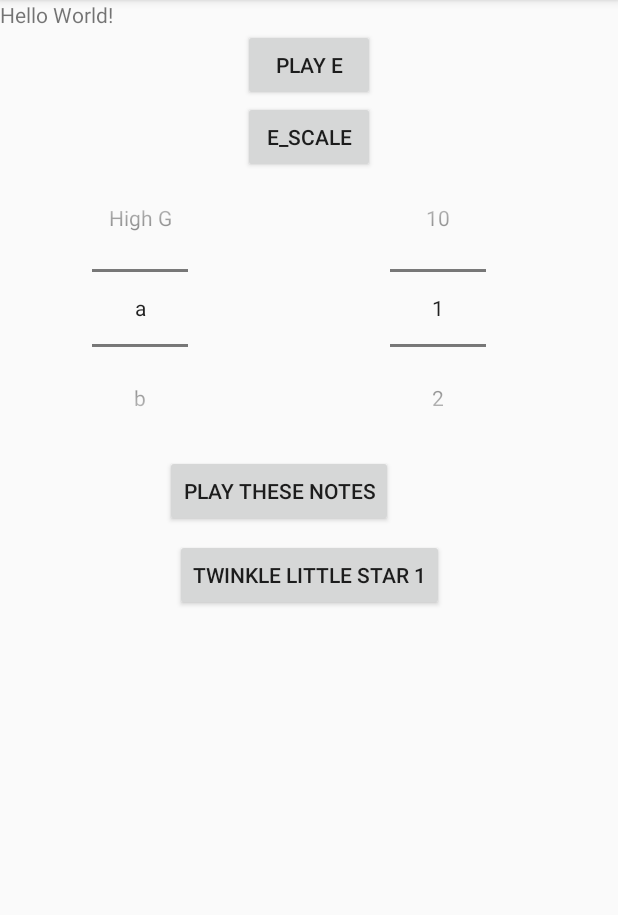
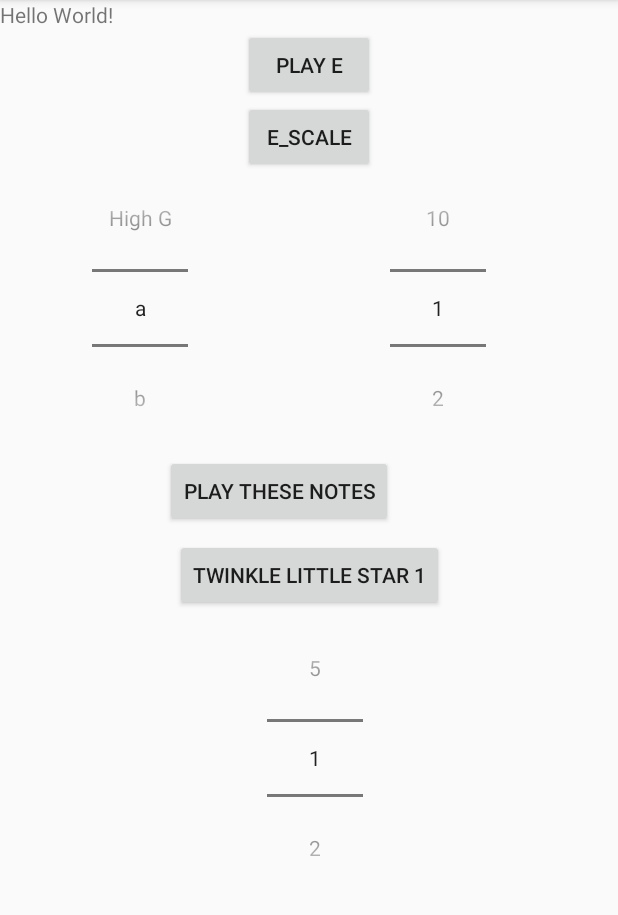
Before and after one commit to JasonB75/Synthizizer_Bald2win, an Android app: the screen it shows after launch (MainActivity), on a phone screen of 412 x 824 dp, the part 84-999 px from its top. Run offline under Robolectric (Android 15) with nearby library versions, the phone set to English and light mode, and no system bars.

Commit message:
Updated edit at 1223

```diff
--- a/app/src/main/java/com/superking75/synthizizer_baldwin/MainActivity.java
+++ b/app/src/main/java/com/superking75/synthizizer_baldwin/MainActivity.java
@@ -25,6 +25,7 @@ public class MainActivity extends AppCompatActivity {
     private Button button3;
     private NumberPicker noteNumber;
     private NumberPicker notePicker;
+    private NumberPicker twinkletimes;
 
     private MediaPlayer mpA;
     private MediaPlayer mpB;
@@ -45,6 +46,7 @@ public class MainActivity extends AppCompatActivity {
     private MediaPlayerThread mpt;
     int noteNoteNumber = 1;
     int notepicked = 0;
+    int twinkleLineTwo = 1;
     @Override
     protected void onCreate(Bundle savedInstanceState) {
         super.onCreate(savedInstanceState);
@@ -57,6 +59,10 @@ public class MainActivity extends AppCompatActivity {
         final TextView main = (TextView) findViewById(R.id.text1);
         noteNumber = (NumberPicker) findViewById(R.id.np);
         notePicker = (NumberPicker) findViewById(R.id.note);
+        twinkletimes = (NumberPicker)findViewById(R.id.twinkle);
+        twinkletimes.setMinValue(1);
+        twinkletimes.setMaxValue(5);
+        twinkletimes.setWrapSelectorWheel(true);
         final String[] noteValues = {"a", "b", "Bb", "C", "C#", "d", "d#", "e", "f", "f#", "g", "g#", "High E", "High F#", "High G"};
         notePicker.setMinValue(0);
         notePicker.setMaxValue(noteValues.length-1);
@@ -67,10 +73,10 @@ public class MainActivity extends AppCompatActivity {
         final int[] allNoteId = {R.raw.scalea,R.raw.scaleb,R.raw.scalebb,R.raw.scalec,R.raw.scalecs,R.raw.scaled,R.raw.scaleds,R.raw.scalee,R.raw.scalef,R.raw.scalefs,R.raw.scaleg,R.raw.scalegs,R.raw.scalehighe,R.raw.scalehighfs,R.raw.scalehighg};
         final int[] noteIdListE = {R.raw.scalee,R.raw.scalefs,R.raw.scalegs,R.raw.scalea,R.raw.scaleb,R.raw.scalecs,R.raw.scaleds,R.raw.scalehighe};
         //High E, High E, D, D, C Sharp, C Sharp, B
-        final int[] twinkleList = {R.raw.scalea, R.raw.scalea, R.raw.scalehighe,R.raw.scalehighe,R.raw.scalehighfs,R.raw.scalehighfs,R.raw.scalehighe,R.raw.scaled,R.raw.scaled,R.raw.scalecs,R.raw.scalecs,R.raw.scaleb,R.raw.scaleb,R.raw.scalea,
-                R.raw.scalehighe,R.raw.scalehighe,R.raw.scaled,R.raw.scaled,R.raw.scalecs,R.raw.scalecs,R.raw.scaleb, R.raw.scalehighe,R.raw.scalehighe,R.raw.scaled,R.raw.scaled,R.raw.scalecs,R.raw.scalecs,R.raw.scaleb,
-                R.raw.scalea, R.raw.scalea, R.raw.scalehighe,R.raw.scalehighe,R.raw.scalehighfs,R.raw.scalehighfs,R.raw.scalehighe,R.raw.scaled,R.raw.scaled,R.raw.scalecs,R.raw.scalecs,R.raw.scaleb,R.raw.scaleb,R.raw.scalea};
-        final int[] twinkleTimes = {750,750,750,750,750,750,1500,750,750,750,750,750,750,1500,750,750,750,750,750,750,1500,750,750,750,750,750,750,1500,750,750,750,750,750,750,1500,750,750,750,750,750,750,1500,750,750,750,750,750,750,1500};
+        final int[] twinkleList1 = {R.raw.scalea, R.raw.scalea, R.raw.scalehighe,R.raw.scalehighe,R.raw.scalehighfs,R.raw.scalehighfs,R.raw.scalehighe,R.raw.scaled,R.raw.scaled,R.raw.scalecs,R.raw.scalecs,R.raw.scaleb,R.raw.scaleb,R.raw.scalea};
+        final int[] twinkleList2 = {R.raw.scalehighe,R.raw.scalehighe,R.raw.scaled,R.raw.scaled,R.raw.scalecs,R.raw.scalecs,R.raw.scaleb, R.raw.scalehighe,R.raw.scalehighe,R.raw.scaled,R.raw.scaled,R.raw.scalecs,R.raw.scalecs,R.raw.scaleb,};
+        final int[] twinkleTimes2 = {750,750,750,750,750,750,1500};
+        final int[] twinkleTimes = {750,750,750,750,750,750,1500,750,750,750,750,750,750,1500};
 
         mpt = new MediaPlayerThread(MainActivity.this);
 
@@ -82,11 +88,20 @@ public class MainActivity extends AppCompatActivity {
         noteNumber.setMaxValue(10);
         noteNumber.setWrapSelectorWheel(true);
 
+
         noteNumber.setOnValueChangedListener(new NumberPicker.OnValueChangeListener() {
             @Override
             public void onValueChange(NumberPicker picker, int oldVal, int newVal){
                 //Display the newly selected number from picker
                 noteNoteNumber = newVal;
+                //main.setText(newVal);
+            }
+        });
+        twinkletimes.setOnValueChangedListener(new NumberPicker.OnValueChangeListener() {
+            @Override
+            public void onValueChange(NumberPicker picker, int oldVal, int newVal){
+                //Display the newly selected number from picker
+                twinkleLineTwo = newVal;
                 //main.setText(newVal);
             }
         });
@@ -149,13 +164,33 @@ public class MainActivity extends AppCompatActivity {
 
             public void onClick(View v) {
                 int stepper = 0;
-                for (int n: twinkleList)
+                for (int n: twinkleList1)
                 {
 
                     mpt.playNote(n, twinkleTimes[stepper]);
                     stepper++;
 
                 }
+
+                stepper=0;
+                //for(int i = 0; i< twinkleLineTwo;i++)
+                //{
+                    for (int n : twinkleList2) {
+
+                        mpt.playNote(n, twinkleTimes2[stepper]);
+                        stepper++;
+
+                    }
+             //   }
+               stepper = 0;
+                for (int n: twinkleList1)
+                {
+
+                    mpt.playNote(n, twinkleTimes[stepper]);
+                    stepper++;
+
+                }
+
 
             }
         });
--- a/app/src/main/res/layout/activity_main.xml
+++ b/app/src/main/res/layout/activity_main.xml
@@ -52,6 +52,17 @@
         app:layout_constraintTop_toBottomOf="@id/button2" />
 
     <NumberPicker
+        android:id="@+id/twinkle"
+        android:layout_width="wrap_content"
+        android:layout_height="wrap_content"
+        android:layout_marginStart="8dp"
+        android:layout_marginTop="8dp"
+        app:layout_constraintEnd_toEndOf="parent"
+        app:layout_constraintLeft_toRightOf="@id/note"
+        app:layout_constraintStart_toStartOf="parent"
+        app:layout_constraintTop_toBottomOf="@+id/button3" />
+
+    <NumberPicker
         android:id="@+id/note"
         android:layout_width="wrap_content"
         android:layout_height="wrap_content"
```
